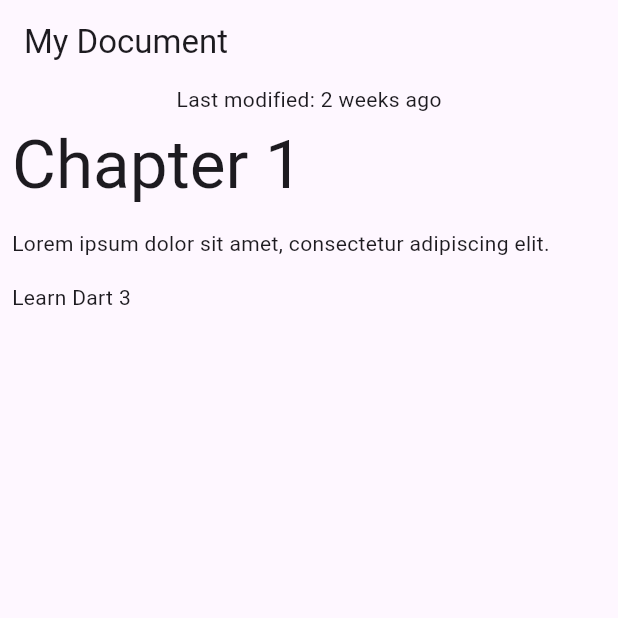
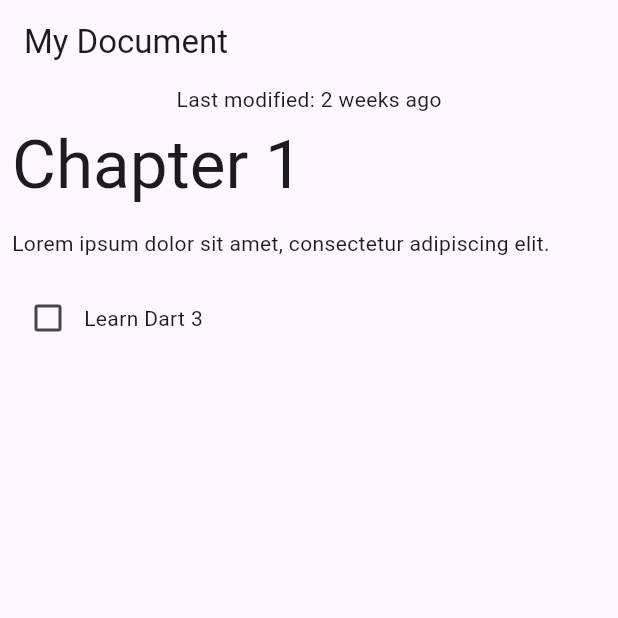
Before and after one commit to LeoAndo/flutter_use_dart3_demo, a Flutter app: the screen it shows after launch, on a phone screen of 412 x 824 dp, the top half of it. Run offline on Flutter 3.47's test engine with Material 2 defaults, Android fonts, the phone set to English and light mode, and no system bars.

Commit message:
12. 網羅的な場合分けのためにクラスをシールする

```diff
--- a/lib/data.dart
+++ b/lib/data.dart
@@ -1,17 +1,33 @@
 import 'dart:convert';
 
-class Block {
-  final String type;
+sealed class Block {
+  Block();
+
+  factory Block.fromJson(Map<String, Object?> json) {
+    return switch (json) {
+      {'type': 'h1', 'text': String text} => HeaderBlock(text),
+      {'type': 'p', 'text': String text} => ParagraphBlock(text),
+      {'type': 'checkbox', 'text': String text, 'checked': bool checked} =>
+        CheckboxBlock(text, checked),
+      _ => throw const FormatException('Unexpected JSON format'),
+    };
+  }
+}
+
+class HeaderBlock extends Block {
   final String text;
-  Block(this.type, this.text);
+  HeaderBlock(this.text);
+}
 
-  factory Block.fromJson(Map<String, dynamic> json) {
-    if (json case {'type': var type, 'text': var text}) {
-      return Block(type, text);
-    } else {
-      throw const FormatException('Unexpected JSON format');
-    }
-  }
+class ParagraphBlock extends Block {
+  final String text;
+  ParagraphBlock(this.text);
+}
+
+class CheckboxBlock extends Block {
+  final String text;
+  final bool isChecked;
+  CheckboxBlock(this.text, this.isChecked);
 }
 
 class Document {
--- a/lib/main.dart
+++ b/lib/main.dart
@@ -64,19 +64,21 @@ class BlockWidget extends StatelessWidget {
 
   @override
   Widget build(BuildContext context) {
-    TextStyle? textStyle;
-    textStyle = switch (block.type) {
-      'h1' => Theme.of(context).textTheme.displayMedium,
-      'p' || 'checkbox' => Theme.of(context).textTheme.bodyMedium,
-      _ => Theme.of(context).textTheme.bodySmall
-    };
-
     return Container(
       margin: const EdgeInsets.all(8),
-      child: Text(
-        block.text,
-        style: textStyle,
-      ),
+      child: switch (block) {
+        HeaderBlock(:var text) => Text(
+            text,
+            style: Theme.of(context).textTheme.displayMedium,
+          ),
+        ParagraphBlock(:var text) => Text(text),
+        CheckboxBlock(:var text, :var isChecked) => Row(
+            children: [
+              Checkbox(value: isChecked, onChanged: (_) {}),
+              Text(text),
+            ],
+          ),
+      },
     );
   }
 }
```
